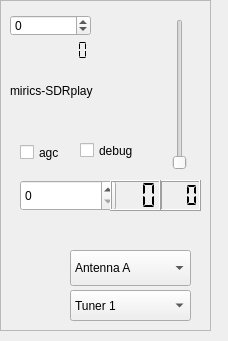
JvanKatwijk/qt-dab, file devices/sdrplay-handler/sdrplay-widget.ui: the form before one commit.
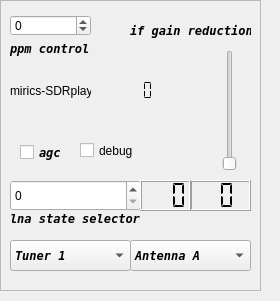
The form after the commit.

Commit message: even more changes to sdrplay-handler

What changed in the file:
```diff
--- a/devices/sdrplay-handler/sdrplay-widget.ui
+++ b/devices/sdrplay-handler/sdrplay-widget.ui
@@ -6,8 +6,8 @@
    <rect>
     <x>0</x>
     <y>0</y>
-    <width>228</width>
-    <height>341</height>
+    <width>280</width>
+    <height>301</height>
    </rect>
   </property>
   <property name="windowTitle">
@@ -18,8 +18,8 @@
     <rect>
      <x>0</x>
      <y>0</y>
-     <width>211</width>
-     <height>331</height>
+     <width>261</width>
+     <height>291</height>
     </rect>
    </property>
    <property name="frameShape">
@@ -33,7 +33,7 @@
      <rect>
       <x>10</x>
       <y>80</y>
-      <width>101</width>
+      <width>81</width>
       <height>21</height>
      </rect>
     </property>
@@ -57,9 +57,9 @@
    <widget class="QLCDNumber" name="api_version">
     <property name="geometry">
      <rect>
-      <x>20</x>
-      <y>40</y>
-      <width>91</width>
+      <x>90</x>
+      <y>80</y>
+      <width>81</width>
       <height>21</height>
      </rect>
     </property>
@@ -73,10 +73,10 @@
    <widget class="QSlider" name="ifgainSlider">
     <property name="geometry">
      <rect>
-      <x>170</x>
-      <y>19</y>
+      <x>220</x>
+      <y>50</y>
       <width>20</width>
-      <height>151</height>
+      <height>121</height>
      </rect>
     </property>
     <property name="toolTip">
@@ -95,9 +95,9 @@
    <widget class="QLCDNumber" name="GRdBDisplay">
     <property name="geometry">
      <rect>
-      <x>160</x>
+      <x>190</x>
       <y>180</y>
-      <width>41</width>
+      <width>61</width>
       <height>31</height>
      </rect>
     </property>
@@ -105,7 +105,7 @@
      <string>&lt;html&gt;&lt;head/&gt;&lt;body&gt;&lt;p&gt;The display shows the gain reduction applied to the baseband signal in the device.&lt;/p&gt;&lt;/body&gt;&lt;/html&gt;</string>
     </property>
     <property name="digitCount">
-     <number>3</number>
+     <number>2</number>
     </property>
     <property name="segmentStyle">
      <enum>QLCDNumber::Flat</enum>
@@ -120,6 +120,14 @@
       <height>25</height>
      </rect>
     </property>
+    <property name="font">
+     <font>
+      <family>DejaVu Sans Mono</family>
+      <weight>75</weight>
+      <italic>true</italic>
+      <bold>true</bold>
+     </font>
+    </property>
     <property name="toolTip">
      <string>&lt;html&gt;&lt;head/&gt;&lt;body&gt;&lt;p&gt;Touch to switch on automatic gain control - based on the setting of the lnastate and the ifgain.&lt;/p&gt;&lt;p&gt;If switched on, the lnastate switch and the ifgain slider are switched off&lt;/p&gt;&lt;/body&gt;&lt;/html&gt;</string>
     </property>
@@ -146,9 +154,9 @@
    <widget class="QLabel" name="serialNumber">
     <property name="geometry">
      <rect>
-      <x>20</x>
-      <y>220</y>
-      <width>141</width>
+      <x>10</x>
+      <y>110</y>
+      <width>151</width>
       <height>20</height>
      </rect>
     </property>
@@ -159,12 +167,20 @@
    <widget class="QComboBox" name="antennaSelector">
     <property name="geometry">
      <rect>
-      <x>70</x>
-      <y>250</y>
+      <x>130</x>
+      <y>240</y>
       <width>121</width>
-      <height>36</height>
+      <height>31</height>
      </rect>
     </property>
+    <property name="font">
+     <font>
+      <family>DejaVu Sans Mono</family>
+      <weight>75</weight>
+      <italic>true</italic>
+      <bold>true</bold>
+     </font>
+    </property>
     <property name="toolTip">
      <string>&lt;html&gt;&lt;head/&gt;&lt;body&gt;&lt;p&gt;Select an antenna (RSP-II)&lt;/p&gt;&lt;/body&gt;&lt;/html&gt;</string>
     </property>
@@ -182,9 +198,9 @@
    <widget class="QSpinBox" name="lnaGainSetting">
     <property name="geometry">
      <rect>
-      <x>20</x>
+      <x>10</x>
       <y>180</y>
-      <width>96</width>
+      <width>131</width>
       <height>31</height>
      </rect>
     </property>
@@ -195,7 +211,7 @@
    <widget class="QLCDNumber" name="lnaGRdBDisplay">
     <property name="geometry">
      <rect>
-      <x>110</x>
+      <x>140</x>
       <y>180</y>
       <width>51</width>
       <height>31</height>
@@ -214,12 +230,20 @@
    <widget class="QComboBox" name="tunerSelector">
     <property name="geometry">
      <rect>
-      <x>70</x>
-      <y>290</y>
+      <x>10</x>
+      <y>240</y>
       <width>121</width>
       <height>31</height>
      </rect>
     </property>
+    <property name="font">
+     <font>
+      <family>DejaVu Sans Mono</family>
+      <weight>75</weight>
+      <italic>true</italic>
+      <bold>true</bold>
+     </font>
+    </property>
     <property name="toolTip">
      <string>&lt;html&gt;&lt;head/&gt;&lt;body&gt;&lt;p&gt;If the device is an rspduo, select the tuner with this combobox&lt;/p&gt;&lt;/body&gt;&lt;/html&gt;</string>
     </property>
@@ -247,6 +271,69 @@
      <string>debug</string>
     </property>
    </widget>
+   <widget class="QLabel" name="label">
+    <property name="geometry">
+     <rect>
+      <x>10</x>
+      <y>40</y>
+      <width>81</width>
+      <height>16</height>
+     </rect>
+    </property>
+    <property name="font">
+     <font>
+      <family>DejaVu Sans Mono</family>
+      <weight>75</weight>
+      <italic>true</italic>
+      <bold>true</bold>
+     </font>
+    </property>
+    <property name="text">
+     <string>ppm control</string>
+    </property>
+   </widget>
+   <widget class="QLabel" name="gainsliderLabel">
+    <property name="geometry">
+     <rect>
+      <x>130</x>
+      <y>20</y>
+      <width>121</width>
+      <height>21</height>
+     </rect>
+    </property>
+    <property name="font">
+     <font>
+      <family>DejaVu Sans Mono</family>
+      <weight>75</weight>
+      <italic>true</italic>
+      <bold>true</bold>
+     </font>
+    </property>
+    <property name="text">
+     <string>if gain reduction</string>
+    </property>
+   </widget>
+   <widget class="QLabel" name="label_2">
+    <property name="geometry">
+     <rect>
+      <x>10</x>
+      <y>210</y>
+      <width>131</width>
+      <height>16</height>
+     </rect>
+    </property>
+    <property name="font">
+     <font>
+      <family>DejaVu Sans Mono</family>
+      <weight>75</weight>
+      <italic>true</italic>
+      <bold>true</bold>
+     </font>
+    </property>
+    <property name="text">
+     <string>lna state selector</string>
+    </property>
+   </widget>
   </widget>
  </widget>
  <resources/>
```
Left out of the diff: 8 changed lines with no effect on the pictures. The commit also changes 3 other files.
